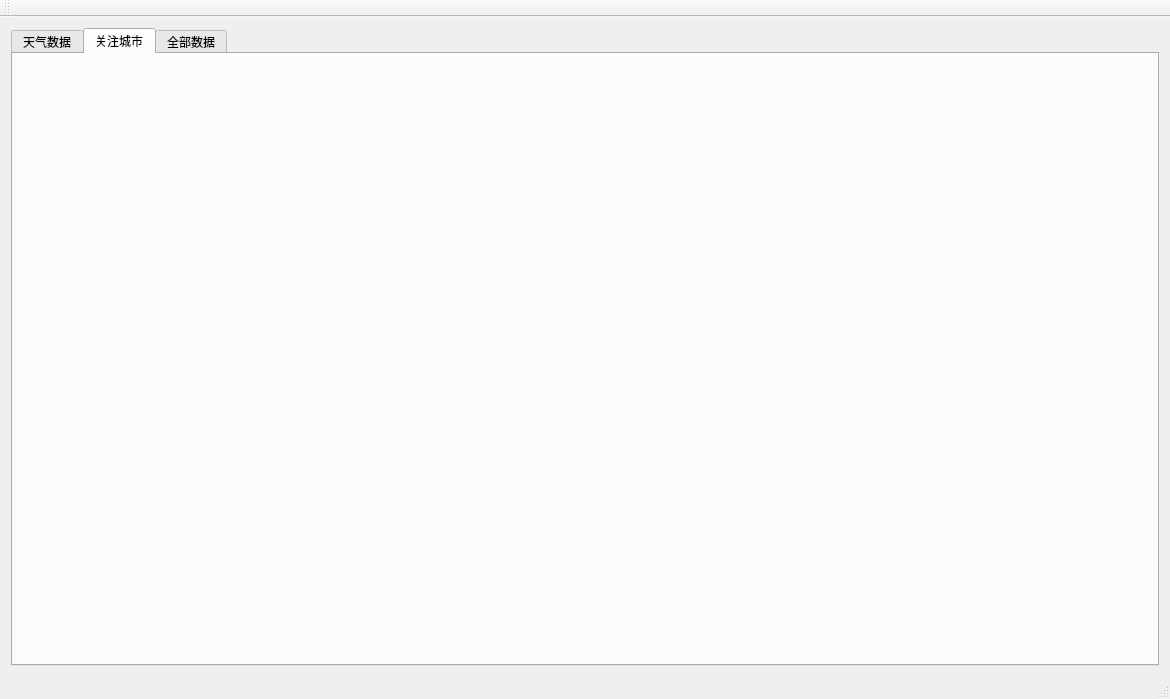
Qt form QtClient/QtClient/mainwindow.ui (BoolYing/BiShe) before a commit.
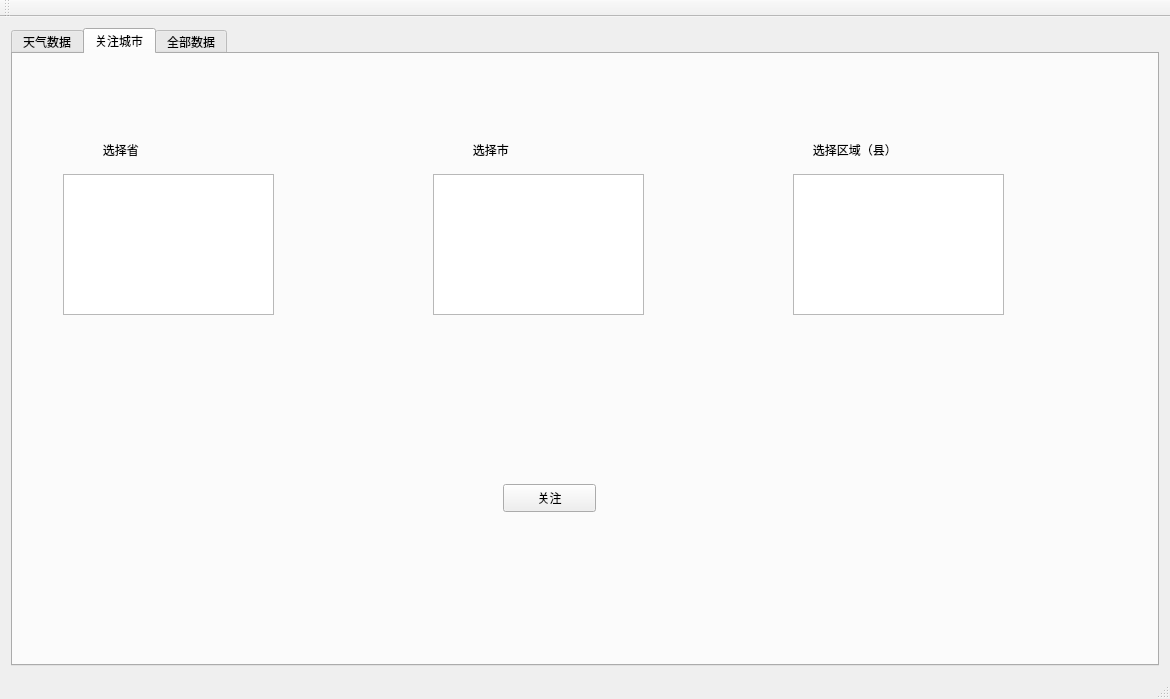
The same form after that commit. The open tabs and pages were chosen to show the change. Custom widgets are drawn as their Qt base class.

What changed in the file:
```diff
--- a/QtClient/QtClient/mainwindow.ui
+++ b/QtClient/QtClient/mainwindow.ui
@@ -355,6 +355,88 @@
        <attribute name="title">
         <string>关注城市</string>
        </attribute>
+       <widget class="QListWidget" name="listWidget_2">
+        <property name="geometry">
+         <rect>
+          <x>50</x>
+          <y>120</y>
+          <width>211</width>
+          <height>141</height>
+         </rect>
+        </property>
+       </widget>
+       <widget class="QLabel" name="label_15">
+        <property name="geometry">
+         <rect>
+          <x>60</x>
+          <y>70</y>
+          <width>181</width>
+          <height>51</height>
+         </rect>
+        </property>
+        <property name="text">
+         <string>         选择省</string>
+        </property>
+       </widget>
+       <widget class="QListWidget" name="listWidget_3">
+        <property name="geometry">
+         <rect>
+          <x>420</x>
+          <y>120</y>
+          <width>211</width>
+          <height>141</height>
+         </rect>
+        </property>
+       </widget>
+       <widget class="QListWidget" name="listWidget_4">
+        <property name="geometry">
+         <rect>
+          <x>780</x>
+          <y>120</y>
+          <width>211</width>
+          <height>141</height>
+         </rect>
+        </property>
+       </widget>
+       <widget class="QLabel" name="label_16">
+        <property name="geometry">
+         <rect>
+          <x>430</x>
+          <y>70</y>
+          <width>181</width>
+          <height>51</height>
+         </rect>
+        </property>
+        <property name="text">
+         <string>         选择市</string>
+        </property>
+       </widget>
+       <widget class="QLabel" name="label_17">
+        <property name="geometry">
+         <rect>
+          <x>770</x>
+          <y>70</y>
+          <width>181</width>
+          <height>51</height>
+         </rect>
+        </property>
+        <property name="text">
+         <string>         选择区域（县）</string>
+        </property>
+       </widget>
+       <widget class="QPushButton" name="pushButton_2">
+        <property name="geometry">
+         <rect>
+          <x>490</x>
+          <y>430</y>
+          <width>93</width>
+          <height>28</height>
+         </rect>
+        </property>
+        <property name="text">
+         <string>关注</string>
+        </property>
+       </widget>
       </widget>
       <widget class="QWidget" name="tab_3">
        <attribute name="title">
```
Left out of the diff: 9 changed lines with no effect on the pictures.
